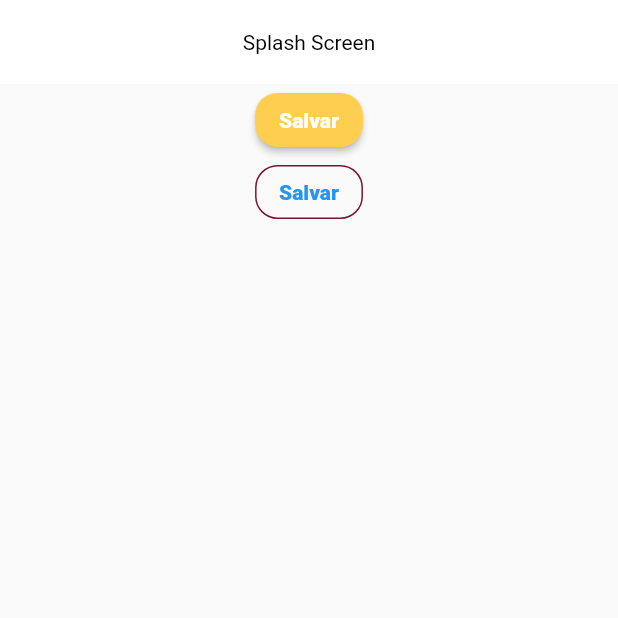
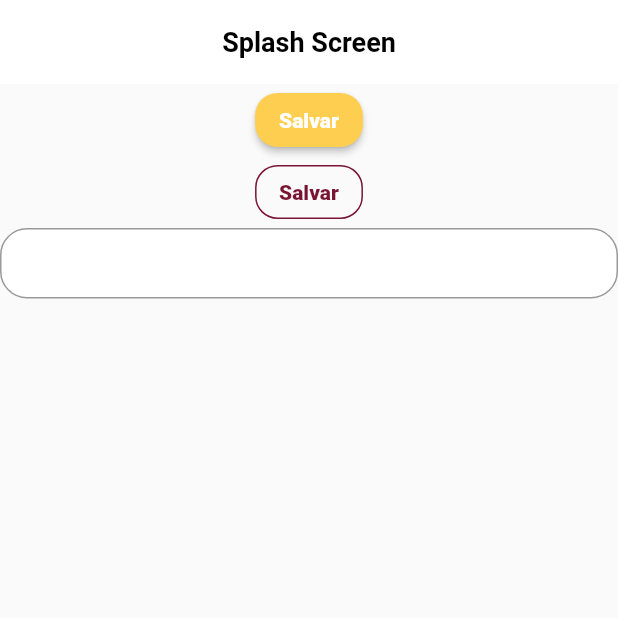
Before and after one commit to giseletoledo/dw8, a Flutter app: the screen it shows after launch, on a phone screen of 412 x 824 dp, the top half of it. Run offline on Flutter 3.47's test engine with Material 2 defaults, Android fonts, the phone set to English and light mode, and no system bars; Roboto replaces fonts that are missing (MPlus1P, Poppins).

Commit message:
estilos de texto e textfield

```diff
--- a/copa_album_app/lib/app/core/styles/text_styles.dart
+++ b/copa_album_app/lib/app/core/styles/text_styles.dart
@@ -1,3 +1,4 @@
+import 'package:copa_album_app/app/core/styles/colors_app.dart';
 import 'package:flutter/material.dart';
 
 class TextStyles {
@@ -43,6 +44,10 @@ class TextStyles {
 
   TextStyle get textSecondaryFontExtraBold =>
       TextStyle(fontWeight: FontWeight.w800, fontFamily: secondaryFont);
+
+  TextStyle get labelTextField => textSecondaryFontRegular.copyWith(
+        color: ColorsApp.i.greyDart,
+      );
 }
 
 extension TextStylesExtensions on BuildContext {
--- a/copa_album_app/lib/app/pages/splash/splash_page.dart
+++ b/copa_album_app/lib/app/pages/splash/splash_page.dart
@@ -1,4 +1,6 @@
 import 'package:copa_album_app/app/core/styles/button_styles.dart';
+import 'package:copa_album_app/app/core/styles/colors_app.dart';
+import 'package:copa_album_app/app/core/styles/text_styles.dart';
 import 'package:flutter/material.dart';
 
 class SplashPage extends StatelessWidget {
@@ -6,18 +8,40 @@ class SplashPage extends StatelessWidget {
 
   @override
   Widget build(BuildContext context) {
+    var _defaultInputBorder = OutlineInputBorder(
+      borderRadius: BorderRadius.circular(18),
+      borderSide: BorderSide(color: ColorsApp.i.greyDart, width: 1),
+    );
     return Theme(
       data: ThemeData(
-          appBarTheme: const AppBarTheme(
+        appBarTheme: AppBarTheme(
           backgroundColor: Colors.white,
           elevation: 0,
           centerTitle: true,
-              iconTheme: IconThemeData(
+          iconTheme: const IconThemeData(
             color: Colors.black,
           ),
-              titleTextStyle: TextStyle(
+          titleTextStyle: context.textStyles.textPrimaryFontBold.copyWith(
             color: Colors.black,
-              ))),
+            fontSize: 18,
+          ),
+        ),
+        primaryColor: context.colors.primary,
+        colorScheme: ColorScheme.fromSeed(
+          seedColor: context.colors.primary,
+          primary: context.colors.primary,
+          secondary: context.colors.secondary,
+        ),
+        inputDecorationTheme: InputDecorationTheme(
+            fillColor: Colors.white,
+            filled: true,
+            isDense: true,
+            contentPadding: const EdgeInsets.all(14),
+            border: _defaultInputBorder,
+            enabledBorder: _defaultInputBorder,
+            focusedBorder: _defaultInputBorder,
+            labelStyle: context.textStyles.labelTextField),
+      ),
       child: Scaffold(
         appBar: AppBar(
           title: const Text('Splash Screen'),
@@ -35,6 +59,7 @@ class SplashPage extends StatelessWidget {
                 style: ButtonStyles.i.primaryOutlineButton,
                 child: const Text('Salvar'),
               ),
+              const TextField(),
             ],
           ),
         ),
```
Lines whose indentation alone changed are shown as unchanged.
